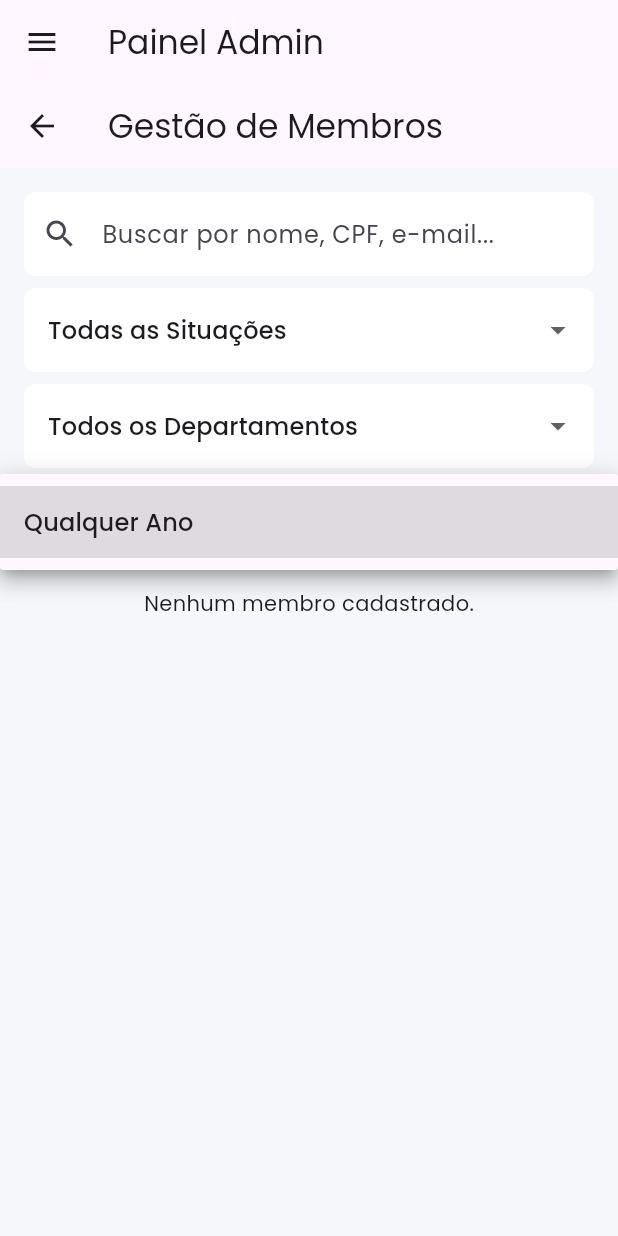
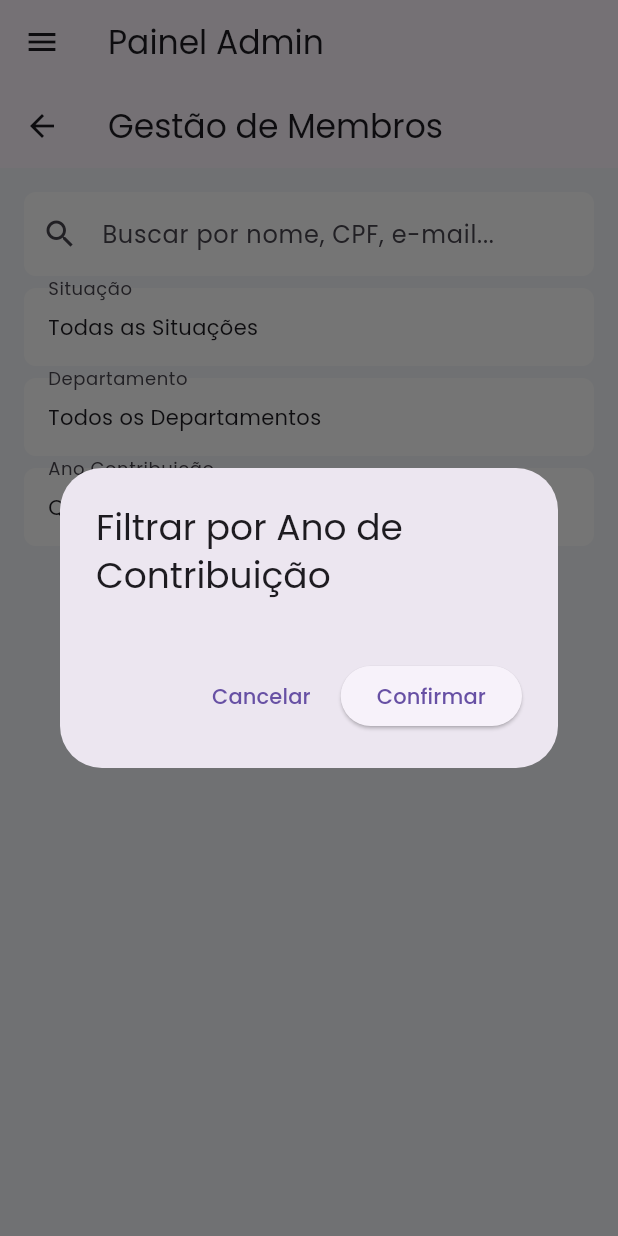
Before and after one commit to seae-lab/portal-seae, a Flutter app: the GestaoMembrosPage screen opened by its route, after a tap on "Qualquer Ano", on a phone screen of 412 x 824 dp. Run offline on Flutter 3.47's test engine with Material 3 defaults, Android fonts, the light colour scheme and no system bars; our stand-ins replace cloud_firestore, file_picker, firebase_auth, firebase_core, firebase_storage, fl_chart and 9 more; missing offline and left inert: dart:js_interop; accounts and stored records are empty; statements that could not run were skipped.

Commit message:
Relatorios e tudo mais

```diff
--- a/lib/screens/secretaria/gestao_membros_page.dart
+++ b/lib/screens/secretaria/gestao_membros_page.dart
@@ -1,3 +1,5 @@
+// lib/screens/secretaria/gestao_membros_page.dart
+
 import 'package:flutter/material.dart';
 import 'package:flutter_modular/flutter_modular.dart';
 import 'package:projetos/services/auth_service.dart';
@@ -28,9 +30,10 @@ class _GestaoMembrosPageState extends State<GestaoMembrosPage> {
   final AuthService _authService = Modular.get<AuthService>();
   final TextEditingController _searchController = TextEditingController();
   String _searchTerm = '';
-  String? _selectedStatusId;
-  String? _selectedDepartment;
-  String? _selectedContributionYear;
+
+  List<String> _selectedStatusIds = [];
+  List<String> _selectedDepartments = [];
+  List<String> _selectedContributionYears = [];
   Future<_PageDependencies>? _dependenciesFuture;
 
   @override
@@ -180,17 +183,12 @@ class _GestaoMembrosPageState extends State<GestaoMembrosPage> {
                     return const Center(child: Text('Nenhum membro cadastrado.'));
                   }
                   final filteredMembers = membrosSnapshot.data!.where((membro) {
-                    final statusMatch = _selectedStatusId == null || membro.situacaoSEAE.toString() == _selectedStatusId;
-                    final departmentMatch = _selectedDepartment == null || membro.atividades.contains(_selectedDepartment);
-                    final contributionMatch = () {
-                      if (_selectedContributionYear == null) return true;
-                      final anoData = membro.contribuicao[_selectedContributionYear];
-                      if (anoData is Map) {
-                        final mesesData = anoData['meses'];
-                        if (mesesData is Map) return mesesData.values.any((pago) => pago == true);
-                      }
-                      return false;
-                    }();
+                    final statusMatch = _selectedStatusIds.isEmpty || _selectedStatusIds.contains(membro.situacaoSEAE.toString());
+                    final departmentMatch = _selectedDepartments.isEmpty || membro.atividades.any((depto) => _selectedDepartments.contains(depto));
+                    final contributionMatch = _selectedContributionYears.isEmpty || _selectedContributionYears.any((year) {
+                      final anoData = membro.contribuicao[year];
+                      return anoData is Map && anoData['meses'] is Map && (anoData['meses'] as Map).values.any((pago) => pago == true);
+                    });
                     final searchTermMatch = _searchTerm.isEmpty ||
                         membro.nome.toLowerCase().contains(_searchTerm.toLowerCase()) ||
                         membro.dadosPessoais.email.toLowerCase().contains(_searchTerm.toLowerCase()) ||
@@ -237,44 +235,67 @@ class _GestaoMembrosPageState extends State<GestaoMembrosPage> {
   }
 
   Widget _buildStatusFilter(Map<String, String> situacoes) {
-    return DropdownButtonFormField<String>(
-      initialValue: _selectedStatusId,
-      hint: const Text('Situação...'),
-      isExpanded: true,
-      decoration: _filterDecoration(),
-      items: [
-        const DropdownMenuItem<String>(value: null, child: Text('Todas as Situações')),
-        ...situacoes.entries.map((entry) => DropdownMenuItem<String>(value: entry.key, child: Text(entry.value))),
-      ],
-      onChanged: (value) => setState(() => _selectedStatusId = value),
+    return InkWell(
+      onTap: () => _showMultiSelectDialog(
+        title: 'Filtrar por Situação',
+        options: situacoes,
+        selectedOptions: _selectedStatusIds,
+        onConfirm: (values) {
+          setState(() {
+            _selectedStatusIds = values;
+          });
+        },
+      ),
+      child: InputDecorator(
+        decoration: _filterDecoration().copyWith(labelText: 'Situação'),
+        child: Text(_selectedStatusIds.isEmpty
+            ? 'Todas as Situações'
+            : '${_selectedStatusIds.length} Selecionada(s)'),
+      ),
     );
   }
 
   Widget _buildDepartmentFilter(List<String> departamentos) {
-    return DropdownButtonFormField<String>(
-      initialValue: _selectedDepartment,
-      hint: const Text('Departamento...'),
-      isExpanded: true,
-      decoration: _filterDecoration(),
-      items: [
-        const DropdownMenuItem<String>(value: null, child: Text('Todos os Departamentos')),
-        ...departamentos.map((depto) => DropdownMenuItem<String>(value: depto, child: Text(depto))),
-      ],
-      onChanged: (value) => setState(() => _selectedDepartment = value),
+    final Map<String, String> deptoMap = {for (var depto in departamentos) depto: depto};
+    return InkWell(
+      onTap: () => _showMultiSelectDialog(
+        title: 'Filtrar por Departamento',
+        options: deptoMap,
+        selectedOptions: _selectedDepartments,
+        onConfirm: (values) {
+          setState(() {
+            _selectedDepartments = values;
+          });
+        },
+      ),
+      child: InputDecorator(
+        decoration: _filterDecoration().copyWith(labelText: 'Departamento'),
+        child: Text(_selectedDepartments.isEmpty
+            ? 'Todos os Departamentos'
+            : '${_selectedDepartments.length} Selecionado(s)'),
+      ),
     );
   }
 
   Widget _buildContributionYearFilter(List<String> anos) {
-    return DropdownButtonFormField<String>(
-      initialValue: _selectedContributionYear,
-      hint: const Text('Ano Contribuição...'),
-      isExpanded: true,
-      decoration: _filterDecoration(),
-      items: [
-        const DropdownMenuItem<String>(value: null, child: Text('Qualquer Ano')),
-        ...anos.map((ano) => DropdownMenuItem<String>(value: ano, child: Text('Contribuiu em $ano'))),
-      ],
-      onChanged: (value) => setState(() => _selectedContributionYear = value),
+    final Map<String, String> anosMap = {for (var ano in anos) ano: ano};
+    return InkWell(
+      onTap: () => _showMultiSelectDialog(
+        title: 'Filtrar por Ano de Contribuição',
+        options: anosMap,
+        selectedOptions: _selectedContributionYears,
+        onConfirm: (values) {
+          setState(() {
+            _selectedContributionYears = values;
+          });
+        },
+      ),
+      child: InputDecorator(
+        decoration: _filterDecoration().copyWith(labelText: 'Ano Contribuição'),
+        child: Text(_selectedContributionYears.isEmpty
+            ? 'Qualquer Ano'
+            : '${_selectedContributionYears.length} Selecionado(s)'),
+      ),
     );
   }
 
@@ -284,6 +305,61 @@ class _GestaoMembrosPageState extends State<GestaoMembrosPage> {
       fillColor: Colors.white,
       border: OutlineInputBorder(borderRadius: BorderRadius.circular(8), borderSide: BorderSide.none),
       contentPadding: const EdgeInsets.symmetric(horizontal: 12, vertical: 16),
+    );
+  }
+
+  void _showMultiSelectDialog({
+    required String title,
+    required Map<String, String> options,
+    required List<String> selectedOptions,
+    required Function(List<String>) onConfirm,
+  }) {
+    final List<String> tempSelected = List.from(selectedOptions);
+    showDialog(
+      context: context,
+      builder: (context) {
+        return StatefulBuilder(
+          builder: (context, setDialogState) {
+            return AlertDialog(
+              title: Text(title),
+              content: SingleChildScrollView(
+                child: Column(
+                  mainAxisSize: MainAxisSize.min,
+                  children: options.entries.map((entry) {
+                    final isSelected = tempSelected.contains(entry.key);
+                    return CheckboxListTile(
+                      title: Text(entry.value),
+                      value: isSelected,
+                      onChanged: (bool? value) {
+                        setDialogState(() {
+                          if (value == true) {
+                            tempSelected.add(entry.key);
+                          } else {
+                            tempSelected.remove(entry.key);
+                          }
+                        });
+                      },
+                    );
+                  }).toList(),
+                ),
+              ),
+              actions: [
+                TextButton(
+                  onPressed: () => Navigator.of(context).pop(),
+                  child: const Text('Cancelar'),
+                ),
+                ElevatedButton(
+                  onPressed: () {
+                    onConfirm(tempSelected);
+                    Navigator.of(context).pop();
+                  },
+                  child: const Text('Confirmar'),
+                ),
+              ],
+            );
+          },
+        );
+      },
     );
   }
 }
@@ -308,24 +384,35 @@ class MemberListItem extends StatelessWidget {
 
   ({String text, Color color}) _getContributionStatus() {
     final bool isSocio = [3, 4].contains(membro.situacaoSEAE);
-    if (!isSocio) {
+    final bool shouldBeContributor = isSocio && (membro.situacaoSEAE == 4 || membro.listaContribuintes);
+
+    if (!shouldBeContributor) {
       return (text: 'Não Contribuinte', color: Colors.blue);
     }
+
     final int currentYear = DateTime.now().year;
-    for (final yearStr in allAnosContribuicao) {
-      final year = int.tryParse(yearStr) ?? 0;
-      if (year < currentYear) {
-        final anoData = membro.contribuicao[yearStr];
-        if (anoData is Map && (anoData['quitado'] == null || anoData['quitado'] == false)) {
-          final mesesData = anoData['meses'] as Map<String, dynamic>?;
-          if (mesesData != null && mesesData.values.any((pago) => !pago)) {
-            return (text: 'Contribuição em Atraso', color: Colors.orange);
-          }
-        }
+
+    // Prioridade 1: Verifica se há alguma contribuição no ano atual.
+    final currentYearStr = currentYear.toString();
+    final currentYearData = membro.contribuicao[currentYearStr];
+    if (currentYearData is Map && currentYearData['meses'] is Map && (currentYearData['meses'] as Map).values.any((pago) => pago == true)) {
+      return (text: 'Contribuinte', color: Colors.green);
+    }
+
+    // Prioridade 2: Se não há contribuição no ano atual, verifica atrasos de anos passados.
+    final yearsBeforeCurrent = allAnosContribuicao.where((yearStr) => int.tryParse(yearStr)! < currentYear).toList();
+    for (final yearStr in yearsBeforeCurrent) {
+      final anoData = membro.contribuicao[yearStr];
+      // Se a contribuição para um ano anterior não foi quitada, está em atraso.
+      if (anoData is! Map || anoData['quitado'] == false) {
+        return (text: 'Contribuição em Atraso', color: Colors.orange);
       }
     }
-    return (text: 'Contribuinte', color: Colors.green);
+
+    // Prioridade 3: Se não há atrasos passados e nem contribuição no ano atual.
+    return (text: 'Contribuição em Atraso', color: Colors.orange);
   }
+
 
   @override
   Widget build(BuildContext context) {
--- a/lib/screens/secretaria/widgets/membro_form_dialog.dart
+++ b/lib/screens/secretaria/widgets/membro_form_dialog.dart
@@ -63,6 +63,10 @@ class _MembroFormDialogState extends State<MembroFormDialog> {
     'Magistério - Completo',
     'Ensino Superior - Incompleto',
     'Ensino Superior - Completo',
+    'Pós-graduação - Incompleto',
+    'Pós-graduação - Completo',
+    'Especialização - Incompleto',
+    'Especialização - Completo',
     'Mestrado - Incompleto',
     'Mestrado - Completo',
     'Doutorado - Incompleto',
```
Also changed, not shown: lib/screens/secretaria/dashboard_page.dart (+16 -8 lines), 1 other file.
